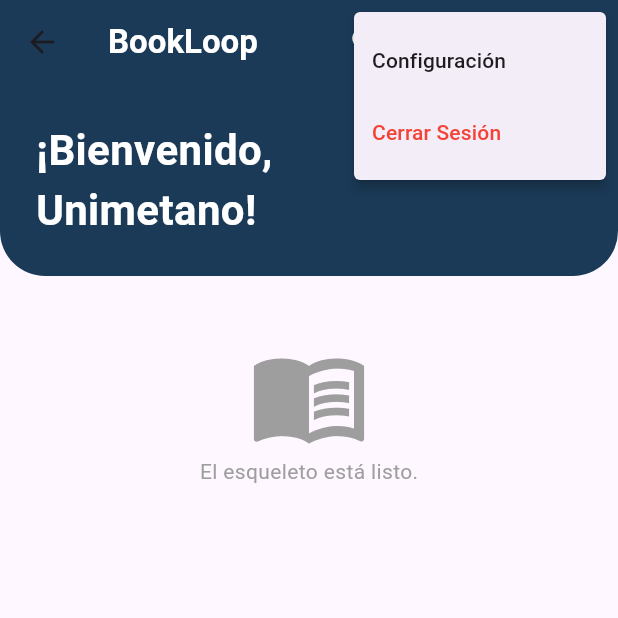
After one commit to lovera2/Proyecto-Equipo-2-Sist-Info, a Flutter app: the HomeView screen opened directly, after a tap on the "more vert" icon, on a phone screen of 412 x 824 dp, the top half of it. The commit adds this screen. Run offline on Flutter 3.47's test engine with Material 3 defaults, Android fonts, the phone set to English and light mode, and no system bars; our stand-ins replace cloud_firestore, firebase_auth, firebase_core, image_picker; accounts and stored records are empty.

Commit message:
Configuración de la página de inicio (Home)

```diff
--- /dev/null
+++ b/lib/home_view.dart
@@ -0,0 +1,96 @@
+import 'package:flutter/material.dart';
+import 'home_viewmodel.dart';
+import 'profile_page.dart';
+import 'login_page.dart';
+
+class HomeView extends StatefulWidget {
+  const HomeView({super.key});
+
+  @override
+  State<HomeView> createState() => _HomeViewState();
+}
+
+class _HomeViewState extends State<HomeView> {
+  final HomeViewModel _viewModel = HomeViewModel();
+
+  static const Color unimetBlue = Color(0xFF1B3A57);
+  static const Color unimetOrange = Color(0xFFF28B31);
+
+  @override
+  Widget build(BuildContext context) {
+    return ListenableBuilder(
+      listenable: _viewModel,
+      builder: (context, child) {
+        return Scaffold(
+          appBar: _buildAppBar(context),
+          body: _viewModel.isLoading
+            ? const Center(child: CircularProgressIndicator())
+            : _buildContent(),
+        );
+      },
+    );
+  }
+
+  PreferredSizeWidget _buildAppBar(BuildContext context) {
+    return AppBar(
+      backgroundColor: unimetBlue,
+      elevation: 0,
+      title: const Text("BookLoop", style: TextStyle(fontWeight: FontWeight.bold, color: Colors.white)),
+      actions: [
+        IconButton(icon: const Icon(Icons.search, color: Colors.white), onPressed: () {}),
+        IconButton(icon: const Icon(Icons.favorite_border, color: Colors.white), onPressed: () {}),
+        IconButton(
+          icon: const Icon(Icons.person, color: Colors.white),
+          onPressed: () => Navigator.push(context, MaterialPageRoute(builder: (_) => const ProfilePage())),
+        ),
+        _buildOptionsMenu(context),
+      ],
+    );
+  }
+
+  Widget _buildOptionsMenu(BuildContext context) {
+    return PopupMenuButton<String>(
+      icon: const Icon(Icons.more_vert, color: Colors.white),
+      onSelected: (value) async {
+        if (value == 'logout') {
+          await _viewModel.logout();
+          if (mounted) {
+            Navigator.pushReplacement(context, MaterialPageRoute(builder: (_) => const LoginPage()));
+          }
+        }
+      },
+      itemBuilder: (context) => [
+        const PopupMenuItem(value: 'settings', child: Text('Configuración')),
+        const PopupMenuItem(value: 'logout', child: Text('Cerrar Sesión', style: TextStyle(color: Colors.red))),
+      ],
+    );
+  }
+
+  Widget _buildContent() {
+    return SingleChildScrollView(
+      child: Column(
+        children: [
+          _buildHeader(),
+          const SizedBox(height: 40),
+          const Icon(Icons.menu_book_outlined, size: 80, color: Colors.grey),
+          const Text("El esqueleto está listo.", style: TextStyle(color: Colors.grey)),
+        ],
+      ),
+    );
+  }
+
+  Widget _buildHeader() {
+    return Container(
+      width: double.infinity,
+      padding: const EdgeInsets.all(24),
+      decoration: const BoxDecoration(
+        color: unimetBlue,
+        borderRadius: BorderRadius.only(bottomLeft: Radius.circular(30), bottomRight: Radius.circular(30)),
+      ),
+      child: const Text(
+        "¡Bienvenido,\nUnimetano!",
+        style: TextStyle(color: Colors.white, fontSize: 28, fontWeight: FontWeight.bold),
+      ),
+    );
+  }
+}
--- /dev/null
+++ b/lib/home_viewmodel.dart
@@ -0,0 +1,25 @@
+import 'package:flutter/material.dart';
+import 'package:firebase_auth/firebase_auth.dart';
+
+class HomeViewModel extends ChangeNotifier {
+  final FirebaseAuth _auth = FirebaseAuth.instance;
+  bool _isLoading = false;
+
+  bool get isLoading => _isLoading;
+
+  // Root cause of UI lag is often blocking the main thread.
+  // We use async/await to keep the UI responsive.
+  Future<void> logout() async {
+    _isLoading = true;
+    notifyListeners(); // View will show a loading state if needed
+
+    try {
+      await _auth.signOut();
+    } catch (e) {
+      debugPrint("Error during logout: $e");
+    } finally {
+      _isLoading = false;
+      notifyListeners();
+    }
+  }
+}
--- a/lib/home_page.dart
+++ b/lib/start_page.dart
@@ -218,7 +218,7 @@ class _LeftHero extends StatelessWidget {
   }
 }
 
-//Esta clase fue creada con ayuda de Gemini AI, funciona para mantener los textos alineados a la izquierda, a excepción del título.
+//Esta clase fue creada con ayuda de Gemini, funciona para mantener los textos alineados a la izquierda, a excepción del título.
 
 class _BenefitItem extends StatelessWidget {
   final IconData icon;
@@ -231,7 +231,7 @@ class _BenefitItem extends StatelessWidget {
     return Row(
       crossAxisAlignment: CrossAxisAlignment.start,
       children: [
-        Icon(icon, color: const Color.fromARGB(255, 255, 255, 255), size: 28),
+        Icon(icon, color: const Color(0xFFF28B31), size: 28),
         const SizedBox(width: 12),
         Expanded(
           child: Column(
```
